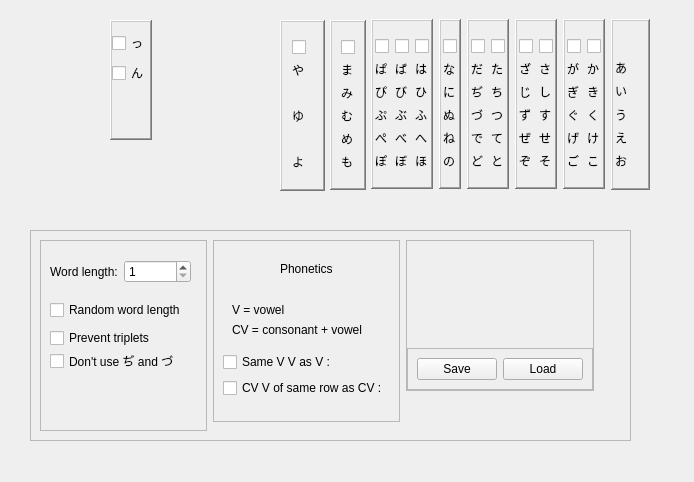
First picture: the form in Settingswindow.ui, repository mikewii/PSY, before the edit.
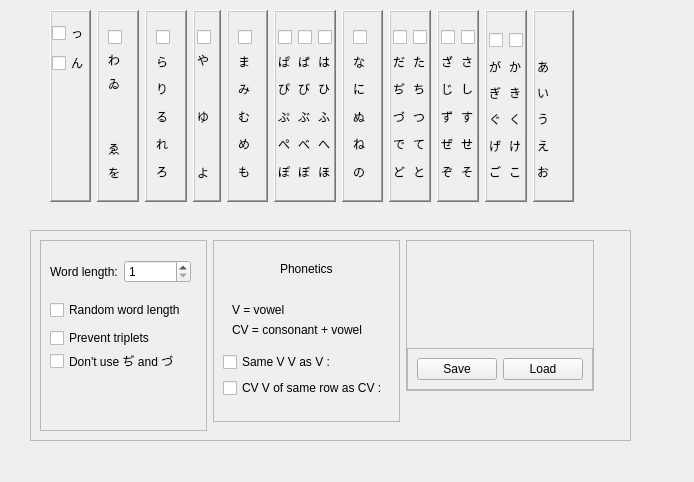
Second picture: the form after the edit.

Diff of the .ui file:
```diff
--- a/Settingswindow.ui
+++ b/Settingswindow.ui
@@ -16,10 +16,10 @@
   <widget class="QWidget" name="alphabet" native="true">
    <property name="geometry">
     <rect>
-     <x>30</x>
+     <x>50</x>
      <y>10</y>
-     <width>631</width>
-     <height>201</height>
+     <width>524</width>
+     <height>192</height>
     </rect>
    </property>
    <property name="sizePolicy">
@@ -28,15 +28,9 @@
      <verstretch>0</verstretch>
     </sizepolicy>
    </property>
+   <layout class="QHBoxLayout" name="horizontalLayout_13">
+    <item>
    <widget class="QFrame" name="frame_4">
-    <property name="geometry">
-     <rect>
-      <x>80</x>
-      <y>10</y>
-      <width>42</width>
-      <height>120</height>
-     </rect>
-    </property>
     <property name="layoutDirection">
      <enum>Qt::LeftToRight</enum>
     </property>
@@ -85,15 +79,342 @@
      </item>
     </layout>
    </widget>
+    </item>
+    <item>
+     <widget class="QFrame" name="Column10">
+      <property name="sizePolicy">
+       <sizepolicy hsizetype="Fixed" vsizetype="Preferred">
+        <horstretch>0</horstretch>
+        <verstretch>0</verstretch>
+       </sizepolicy>
+      </property>
+      <property name="frameShape">
+       <enum>QFrame::WinPanel</enum>
+      </property>
+      <property name="frameShadow">
+       <enum>QFrame::Raised</enum>
+      </property>
+      <layout class="QHBoxLayout" name="horizontalLayout_12">
+       <item>
+        <widget class="QWidget" name="Column10_W" native="true">
+         <property name="sizePolicy">
+          <sizepolicy hsizetype="Fixed" vsizetype="Preferred">
+           <horstretch>0</horstretch>
+           <verstretch>0</verstretch>
+          </sizepolicy>
+         </property>
+         <layout class="QVBoxLayout" name="verticalLayout_20">
+          <property name="leftMargin">
+           <number>0</number>
+          </property>
+          <property name="rightMargin">
+           <number>0</number>
+          </property>
+          <item>
+           <widget class="QCheckBox" name="check_col10_w">
+            <property name="text">
+             <string/>
+            </property>
+           </widget>
+          </item>
+          <item>
+           <widget class="QLabel" name="col10_wa">
+            <property name="text">
+             <string>わ</string>
+            </property>
+           </widget>
+          </item>
+          <item>
+           <widget class="QLabel" name="col10_wi">
+            <property name="text">
+             <string>ゐ</string>
+            </property>
+           </widget>
+          </item>
+          <item>
+           <spacer name="verticalSpacer_6">
+            <property name="orientation">
+             <enum>Qt::Vertical</enum>
+            </property>
+            <property name="sizeHint" stdset="0">
+             <size>
+              <width>20</width>
+              <height>18</height>
+             </size>
+            </property>
+           </spacer>
+          </item>
+          <item>
+           <widget class="QLabel" name="col10_we">
+            <property name="text">
+             <string>ゑ</string>
+            </property>
+           </widget>
+          </item>
+          <item>
+           <widget class="QLabel" name="col10_wo">
+            <property name="text">
+             <string>を</string>
+            </property>
+           </widget>
+          </item>
+         </layout>
+        </widget>
+       </item>
+      </layout>
+     </widget>
+    </item>
+    <item>
+     <widget class="QFrame" name="Column9">
+      <property name="frameShape">
+       <enum>QFrame::WinPanel</enum>
+      </property>
+      <property name="frameShadow">
+       <enum>QFrame::Raised</enum>
+      </property>
+      <layout class="QHBoxLayout" name="horizontalLayout_11">
+       <item>
+        <widget class="QWidget" name="Column9_R" native="true">
+         <layout class="QVBoxLayout" name="verticalLayout_7">
+          <property name="leftMargin">
+           <number>0</number>
+          </property>
+          <property name="rightMargin">
+           <number>0</number>
+          </property>
+          <item>
+           <widget class="QCheckBox" name="check_col9_r">
+            <property name="text">
+             <string/>
+            </property>
+           </widget>
+          </item>
+          <item>
+           <widget class="QLabel" name="col9_ra">
+            <property name="text">
+             <string>ら</string>
+            </property>
+           </widget>
+          </item>
+          <item>
+           <widget class="QLabel" name="col9_ri">
+            <property name="text">
+             <string>り</string>
+            </property>
+           </widget>
+          </item>
+          <item>
+           <widget class="QLabel" name="col9_ru">
+            <property name="text">
+             <string>る</string>
+            </property>
+           </widget>
+          </item>
+          <item>
+           <widget class="QLabel" name="col9_re">
+            <property name="text">
+             <string>れ</string>
+            </property>
+           </widget>
+          </item>
+          <item>
+           <widget class="QLabel" name="col9_ro">
+            <property name="text">
+             <string>ろ</string>
+            </property>
+           </widget>
+          </item>
+         </layout>
+        </widget>
+       </item>
+      </layout>
+     </widget>
+    </item>
+    <item>
+     <widget class="QFrame" name="Column8">
+      <property name="sizePolicy">
+       <sizepolicy hsizetype="Fixed" vsizetype="Preferred">
+        <horstretch>0</horstretch>
+        <verstretch>0</verstretch>
+       </sizepolicy>
+      </property>
+      <property name="frameShape">
+       <enum>QFrame::WinPanel</enum>
+      </property>
+      <property name="frameShadow">
+       <enum>QFrame::Raised</enum>
+      </property>
+      <layout class="QHBoxLayout" name="horizontalLayout_10">
+       <property name="leftMargin">
+        <number>2</number>
+       </property>
+       <property name="rightMargin">
+        <number>2</number>
+       </property>
+       <item>
+        <widget class="QWidget" name="Column8_Y" native="true">
+         <property name="sizePolicy">
+          <sizepolicy hsizetype="Fixed" vsizetype="Preferred">
+           <horstretch>0</horstretch>
+           <verstretch>0</verstretch>
+          </sizepolicy>
+         </property>
+         <layout class="QVBoxLayout" name="verticalLayout_6">
+          <property name="spacing">
+           <number>6</number>
+          </property>
+          <property name="leftMargin">
+           <number>0</number>
+          </property>
+          <property name="topMargin">
+           <number>9</number>
+          </property>
+          <property name="rightMargin">
+           <number>0</number>
+          </property>
+          <item>
+           <widget class="QCheckBox" name="check_col8_y">
+            <property name="sizePolicy">
+             <sizepolicy hsizetype="Minimum" vsizetype="Fixed">
+              <horstretch>0</horstretch>
+              <verstretch>0</verstretch>
+             </sizepolicy>
+            </property>
+            <property name="text">
+             <string/>
+            </property>
+           </widget>
+          </item>
+          <item>
+           <widget class="QLabel" name="col8_ya">
+            <property name="text">
+             <string>や</string>
+            </property>
+           </widget>
+          </item>
+          <item>
+           <spacer name="verticalSpacer_2">
+            <property name="orientation">
+             <enum>Qt::Vertical</enum>
+            </property>
+            <property name="sizeHint" stdset="0">
+             <size>
+              <width>20</width>
+              <height>13</height>
+             </size>
+            </property>
+           </spacer>
+          </item>
+          <item>
+           <widget class="QLabel" name="col8_yu">
+            <property name="text">
+             <string>ゆ</string>
+            </property>
+           </widget>
+          </item>
+          <item>
+           <spacer name="verticalSpacer_5">
+            <property name="orientation">
+             <enum>Qt::Vertical</enum>
+            </property>
+            <property name="sizeHint" stdset="0">
+             <size>
+              <width>20</width>
+              <height>16</height>
+             </size>
+            </property>
+           </spacer>
+          </item>
+          <item>
+           <widget class="QLabel" name="col8_yo">
+            <property name="text">
+             <string>よ</string>
+            </property>
+           </widget>
+          </item>
+         </layout>
+        </widget>
+       </item>
+      </layout>
+     </widget>
+    </item>
+    <item>
+     <widget class="QFrame" name="Column7">
+      <property name="frameShape">
+       <enum>QFrame::WinPanel</enum>
+      </property>
+      <property name="frameShadow">
+       <enum>QFrame::Raised</enum>
+      </property>
+      <layout class="QHBoxLayout" name="horizontalLayout_8">
+       <property name="spacing">
+        <number>6</number>
+       </property>
+       <property name="leftMargin">
+        <number>9</number>
+       </property>
+       <property name="rightMargin">
+        <number>9</number>
+       </property>
+       <item>
+        <widget class="QWidget" name="widget_4" native="true">
+         <layout class="QVBoxLayout" name="verticalLayout_5">
+          <property name="leftMargin">
+           <number>0</number>
+          </property>
+          <property name="rightMargin">
+           <number>0</number>
+          </property>
+          <item>
+           <widget class="QCheckBox" name="check_col7_m">
+            <property name="text">
+             <string/>
+            </property>
+           </widget>
+          </item>
+          <item>
+           <widget class="QLabel" name="col7_ma">
+            <property name="text">
+             <string>ま</string>
+            </property>
+           </widget>
+          </item>
+          <item>
+           <widget class="QLabel" name="col7_mi">
+            <property name="text">
+             <string>み</string>
+            </property>
+           </widget>
+          </item>
+          <item>
+           <widget class="QLabel" name="col7_mu">
+            <property name="text">
+             <string>む</string>
+            </property>
+           </widget>
+          </item>
+          <item>
+           <widget class="QLabel" name="col7_me">
+            <property name="text">
+             <string>め</string>
+            </property>
+           </widget>
+          </item>
+          <item>
+           <widget class="QLabel" name="col7_mo">
+            <property name="text">
+             <string>も</string>
+            </property>
+           </widget>
+          </item>
+         </layout>
+        </widget>
+       </item>
+      </layout>
+     </widget>
+    </item>
+    <item>
    <widget class="QFrame" name="Column6">
-    <property name="geometry">
-     <rect>
-      <x>341</x>
-      <y>9</y>
-      <width>62</width>
-      <height>170</height>
-     </rect>
-    </property>
     <property name="frameShape">
      <enum>QFrame::WinPanel</enum>
     </property>
@@ -271,15 +592,9 @@
      </item>
     </layout>
    </widget>
+    </item>
+    <item>
    <widget class="QFrame" name="Column5">
-    <property name="geometry">
-     <rect>
-      <x>409</x>
-      <y>9</y>
-      <width>22</width>
-      <height>170</height>
-     </rect>
-    </property>
     <property name="frameShape">
      <enum>QFrame::WinPanel</enum>
     </property>
@@ -287,12 +602,6 @@
      <enum>QFrame::Raised</enum>
     </property>
     <layout class="QHBoxLayout" name="horizontalLayout_6">
-     <property name="leftMargin">
-      <number>2</number>
-     </property>
-     <property name="rightMargin">
-      <number>2</number>
-     </property>
      <item>
       <widget class="QWidget" name="Column5_N" native="true">
        <layout class="QVBoxLayout" name="verticalLayout_16">
@@ -349,15 +658,9 @@
      </item>
     </layout>
    </widget>
+    </item>
+    <item>
    <widget class="QFrame" name="Column4">
-    <property name="geometry">
-     <rect>
-      <x>437</x>
-      <y>9</y>
-      <width>42</width>
-      <height>170</height>
-     </rect>
-    </property>
     <property name="frameShape">
      <enum>QFrame::WinPanel</enum>
     </property>
@@ -481,15 +784,9 @@
      </item>
     </layout>
    </widget>
+    </item>
+    <item>
    <widget class="QFrame" name="Column3">
-    <property name="geometry">
-     <rect>
-      <x>485</x>
-      <y>9</y>
-      <width>42</width>
-      <height>170</height>
-     </rect>
-    </property>
     <property name="frameShape">
      <enum>QFrame::WinPanel</enum>
     </property>
@@ -613,15 +910,9 @@
      </item>
     </layout>
    </widget>
+    </item>
+    <item>
    <widget class="QFrame" name="Column2">
-    <property name="geometry">
-     <rect>
-      <x>533</x>
-      <y>9</y>
-      <width>42</width>
-      <height>170</height>
-     </rect>
-    </property>
     <property name="frameShape">
      <enum>QFrame::WinPanel</enum>
     </property>
@@ -763,15 +1054,9 @@
      </item>
     </layout>
    </widget>
+    </item>
+    <item>
    <widget class="QFrame" name="frame">
-    <property name="geometry">
-     <rect>
-      <x>581</x>
-      <y>9</y>
-      <width>39</width>
-      <height>171</height>
-     </rect>
-    </property>
     <property name="frameShape">
      <enum>QFrame::WinPanel</enum>
     </property>
@@ -841,192 +1126,8 @@
      </item>
     </layout>
    </widget>
-   <widget class="QFrame" name="Column7">
-    <property name="geometry">
-     <rect>
-      <x>300</x>
-      <y>10</y>
-      <width>36</width>
-      <height>170</height>
-     </rect>
-    </property>
-    <property name="frameShape">
-     <enum>QFrame::WinPanel</enum>
-    </property>
-    <property name="frameShadow">
-     <enum>QFrame::Raised</enum>
-    </property>
-    <layout class="QHBoxLayout" name="horizontalLayout_8">
-     <item>
-      <widget class="QWidget" name="widget_4" native="true">
-       <layout class="QVBoxLayout" name="verticalLayout_5">
-        <property name="leftMargin">
-         <number>0</number>
-        </property>
-        <property name="rightMargin">
-         <number>0</number>
-        </property>
-        <item>
-         <widget class="QCheckBox" name="check_col7_m">
-          <property name="text">
-           <string/>
-          </property>
-         </widget>
-        </item>
-        <item>
-         <widget class="QLabel" name="col7_ma">
-          <property name="text">
-           <string>ま</string>
-          </property>
-         </widget>
-        </item>
-        <item>
-         <widget class="QLabel" name="col7_mi">
-          <property name="text">
-           <string>み</string>
-          </property>
-         </widget>
-        </item>
-        <item>
-         <widget class="QLabel" name="col7_mu">
-          <property name="text">
-           <string>む</string>
-          </property>
-         </widget>
-        </item>
-        <item>
-         <widget class="QLabel" name="col7_me">
-          <property name="text">
-           <string>め</string>
-          </property>
-         </widget>
-        </item>
-        <item>
-         <widget class="QLabel" name="col7_mo">
-          <property name="text">
-           <string>も</string>
-          </property>
-         </widget>
-        </item>
-       </layout>
-      </widget>
-     </item>
-    </layout>
-   </widget>
-   <widget class="QFrame" name="Column8">
-    <property name="geometry">
-     <rect>
-      <x>250</x>
-      <y>10</y>
-      <width>45</width>
-      <height>171</height>
-     </rect>
-    </property>
-    <property name="sizePolicy">
-     <sizepolicy hsizetype="Fixed" vsizetype="Preferred">
-      <horstretch>0</horstretch>
-      <verstretch>0</verstretch>
-     </sizepolicy>
-    </property>
-    <property name="frameShape">
-     <enum>QFrame::WinPanel</enum>
-    </property>
-    <property name="frameShadow">
-     <enum>QFrame::Raised</enum>
-    </property>
-    <layout class="QHBoxLayout" name="horizontalLayout_10">
-     <property name="leftMargin">
-      <number>2</number>
-     </property>
-     <property name="rightMargin">
-      <number>2</number>
-     </property>
-     <item>
-      <widget class="QWidget" name="widget_5" native="true">
-       <property name="sizePolicy">
-        <sizepolicy hsizetype="Fixed" vsizetype="Preferred">
-         <horstretch>0</horstretch>
-         <verstretch>0</verstretch>
-        </sizepolicy>
-       </property>
-       <layout class="QVBoxLayout" name="verticalLayout_6">
-        <property name="spacing">
-         <number>6</number>
-        </property>
-        <property name="leftMargin">
-         <number>0</number>
-        </property>
-        <property name="topMargin">
-         <number>9</number>
-        </property>
-        <property name="rightMargin">
-         <number>0</number>
-        </property>
-        <item>
-         <widget class="QCheckBox" name="check_col8_y">
-          <property name="sizePolicy">
-           <sizepolicy hsizetype="Minimum" vsizetype="Fixed">
-            <horstretch>0</horstretch>
-            <verstretch>0</verstretch>
-           </sizepolicy>
-          </property>
-          <property name="text">
-           <string/>
-          </property>
-         </widget>
-        </item>
-        <item>
-         <widget class="QLabel" name="col8_ya">
-          <property name="text">
-           <string>や</string>
-          </property>
-         </widget>
-        </item>
-        <item>
-         <spacer name="verticalSpacer_2">
-          <property name="orientation">
-           <enum>Qt::Vertical</enum>
-          </property>
-          <property name="sizeHint" stdset="0">
-           <size>
-            <width>20</width>
-            <height>13</height>
-           </size>
-          </property>
-         </spacer>
-        </item>
-        <item>
-         <widget class="QLabel" name="col8_yu">
-          <property name="text">
-           <string>ゆ</string>
-          </property>
-         </widget>
-        </item>
-        <item>
-         <spacer name="verticalSpacer_5">
-          <property name="orientation">
-           <enum>Qt::Vertical</enum>
-          </property>
-          <property name="sizeHint" stdset="0">
-           <size>
-            <width>20</width>
-            <height>16</height>
-           </size>
-          </property>
-         </spacer>
-        </item>
-        <item>
-         <widget class="QLabel" name="col8_yo">
-          <property name="text">
-           <string>よ</string>
-          </property>
-         </widget>
-        </item>
-       </layout>
-      </widget>
-     </item>
-    </layout>
-   </widget>
+    </item>
+   </layout>
   </widget>
   <widget class="QFrame" name="otherSettings">
    <property name="geometry">
```
Lines whose indentation alone changed are shown as unchanged.
